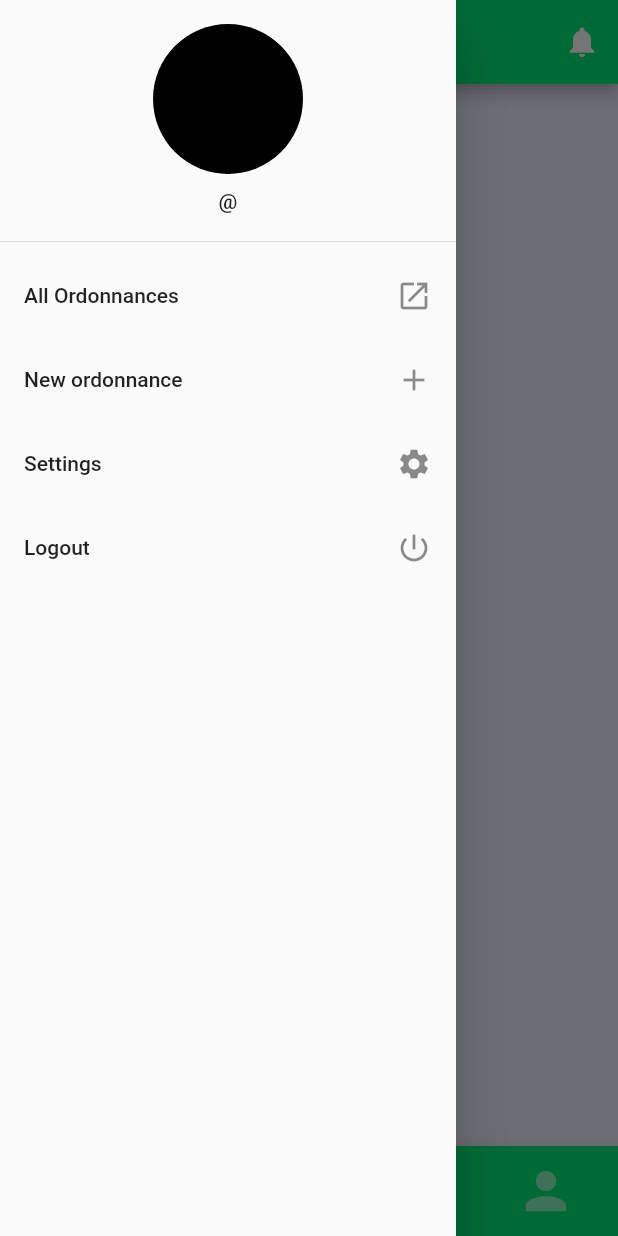
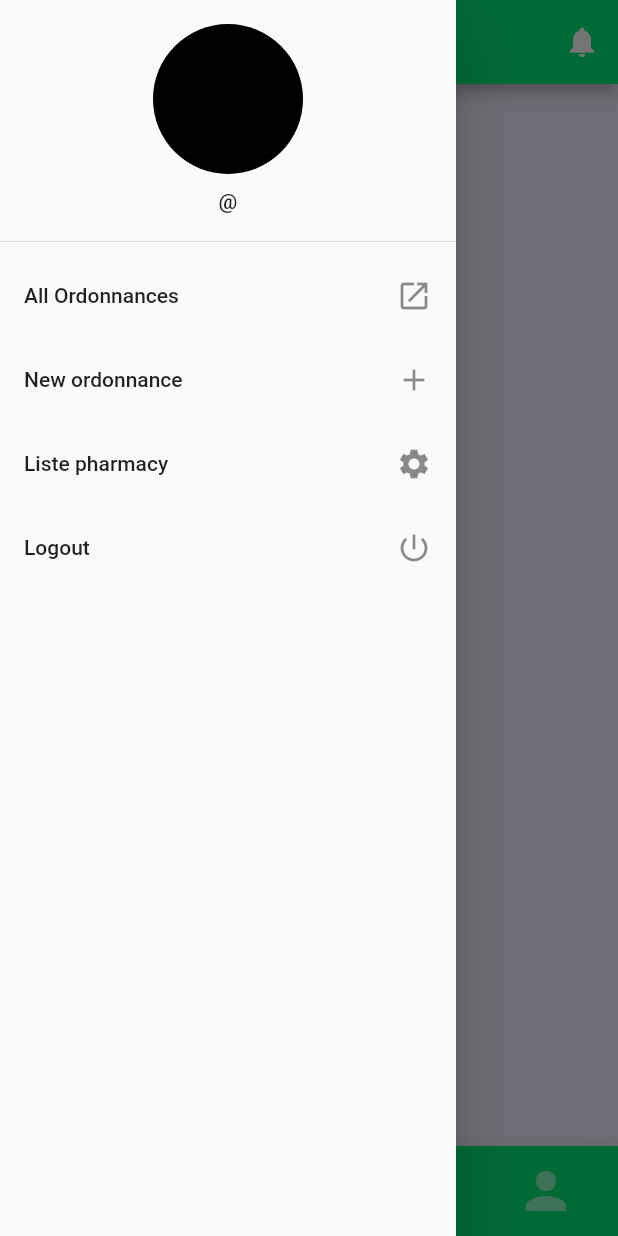
Before and after one commit to asmanaimi/patientapp, a Flutter app: the HomePage screen opened directly, with the side drawer open, on a phone screen of 412 x 824 dp. Run offline on Flutter 3.47's test engine with Material 2 defaults, Android fonts, the phone set to English and light mode, and no system bars; our stand-ins replace flutter_secure_storage, image_picker, logger; accounts and stored records are empty; generated files the repository leaves out were written again; network calls fail.

Commit message:
get list pharmacy

```diff
--- a/lib/NetworkHandler.dart
+++ b/lib/NetworkHandler.dart
@@ -1,4 +1,5 @@
 import 'dart:convert';
+
 
 import 'package:flutter/cupertino.dart';
 import 'package:flutter_secure_storage/flutter_secure_storage.dart';
@@ -6,9 +7,10 @@ import 'package:http/http.dart' as http;
 import 'package:logger/logger.dart';
 
 class NetworkHandler {
-  String baseurl = "http://172.16.21.246:3000";
+  String baseurl = "http://192.168.1.4:3000";
   var log = Logger();
   FlutterSecureStorage storage = FlutterSecureStorage();
+
   Future get(String url) async {
     String token = await storage.read(key: "token");
     url = formater(url);
@@ -92,4 +94,30 @@ class NetworkHandler {
     String url = formater("/uploads//$imageName.jpg");
     return NetworkImage(url);
   }
+
+Future<http.Response> delete(String url, var body) async {
+    String token = await storage.read(key: "token");
+    url = formater(url);
+    log.d(body);
+    var response = await http.delete(
+      url,
+      headers: {
+        "Content-type": "application/json",
+        "Authorization": "Bearer $token"
+      },
+    );
+    return response;
+  }
+/*Future<List<Pharmacy>> getCases() async {
+    Response res = await get("/admins/listpha");
+
+    if (res.statusCode == 200) {
+      List<dynamic> body = jsonDecode(res.body);
+      List<Pharmacy> cases = body.map((String,dynamic) => Pharmacy.fromJson(item)).toList();
+      return cases;
+    } else {
+      throw "Failed to load cases list";
+    }
+  }*/
+
 }
--- a/lib/models/AddOrdoModel.dart
+++ b/lib/models/AddOrdoModel.dart
@@ -1,4 +1,3 @@
-
 import 'package:json_annotation/json_annotation.dart';
 part 'AddOrdoModel.g.dart';
 @JsonSerializable()
@@ -8,14 +7,20 @@ class AddOrdoModel{
 String email;
   String medecin;
   String priseencharge;
+  String listp;
 String coverImage;
+@JsonKey(name: "_id")
+  String id;
   AddOrdoModel(
       {
         this.medecin,
       this.email,
       this.priseencharge,
+           this.id,
 
-      this.coverImage, String selectedType,
+     this.listp,
+      this.coverImage,
+//       String selectedType,
     });
  factory AddOrdoModel.fromJson(Map<String, dynamic> json) =>
       _$AddOrdoModelFromJson(json);
--- /dev/null
+++ b/lib/models/Pharmacy.dart
@@ -0,0 +1,16 @@
+
+import 'package:json_annotation/json_annotation.dart';
+part 'Pharmacy.g.dart';
+@JsonSerializable()
+
+class Pharmacy{
+
+  String id;
+  String adress;
+  String namepharma;
+Pharmacy({this.id, this.adress,this.namepharma});
+
+ factory Pharmacy.fromJson(Map<String, dynamic> json) =>
+      _$PharmacyFromJson(json);
+  Map<String, dynamic> toJson() => _$PharmacyToJson(this);
+}
--- /dev/null
+++ b/lib/models/globalmodel.dart
@@ -0,0 +1,17 @@
+import 'package:json_annotation/json_annotation.dart';
+import 'package:patientapp/models/AddOrdoModel.dart';
+part 'globalmodel.g.dart';
+@JsonSerializable()
+
+// ignore: camel_case_types
+class globalmodel{
+
+List<AddOrdoModel> data;
+  globalmodel(
+      {
+     this.data
+    });
+ factory globalmodel.fromJson(Map<String, dynamic> json) =>
+      _$globalmodelFromJson(json);
+  Map<String, dynamic> toJson() => _$globalmodelToJson(this);
+}
--- a/lib/pages/ForgotPassword.dart
+++ b/lib/pages/ForgotPassword.dart
@@ -117,8 +117,8 @@ class _ForgotPasswordPageState extends State<ForgotPasswordPage> {
               elevation: 2.0,
               borderRadius: BorderRadius.all(Radius.circular(30)),
               child: TextFormField(
-                onChanged: (String value){},
-                cursorColor: Colors.deepOrange,
+               // onChanged: (String value){},
+                //cursorColor: Colors.deepOrange,
               controller: _passwordController,
            validator: (value) {
               if (value.isEmpty) return "Password can't be empty";
--- a/lib/pages/HomePage.dart
+++ b/lib/pages/HomePage.dart
@@ -6,7 +6,6 @@ import 'package:patientapp/pages/HomeScreen.dart';
 import 'package:patientapp/pages/SignInPage.dart';
 import 'package:patientapp/pages/addordonnance.dart';
 import 'package:patientapp/profile/ProfileScreen.dart';
-
 
 
 class HomePage extends StatefulWidget {
@@ -34,7 +33,7 @@ int currentState = 0;
 
   @override
   void initState() {
-    // TODO: implement initState
+
     super.initState();
     checkProfile();
   }
@@ -93,9 +92,18 @@ int currentState = 0;
               onTap: () {},
             ),
             ListTile(
-              title: Text("Settings"),
+              title: Text("Liste pharmacy"),
               trailing: Icon(Icons.settings),
-              onTap: () {},
+              onTap: () {
+             /*   Navigator.of(context).pushAndRemoveUntil(
+                            MaterialPageRoute(builder: (context) =>ListePharmacypage(
+  //url: "/admins/listpha",
+
+              ),),
+                            (route) => false);
+                 */
+
+              },
             ),
            /* ListTile(
               title: Text("Feedback"),
--- a/lib/pages/HomeScreen.dart
+++ b/lib/pages/HomeScreen.dart
@@ -1,5 +1,8 @@
 
 import 'package:flutter/material.dart';
+import 'package:patientapp/pages/ordonnances.dart';
+
+
 
 class HomeScreen extends StatefulWidget {
   HomeScreen({Key key}) : super(key: key);
@@ -14,10 +17,13 @@ class _HomeScreenState extends State<HomeScreen> {
     return Scaffold(
       backgroundColor: Color(0xffEEEEFF),
       body:
-       Text(
-            "Welcome",
+      SingleChildScrollView(
+       child: Ordonnances(
+  url: "/ordonnances/getownordonnances",
 
-            ),
+              ),
+      ),
+
     );
   }
 }
--- a/lib/pages/editprofile.dart
+++ b/lib/pages/editprofile.dart
@@ -1,5 +1,4 @@
 
-import 'dart:convert';
 import 'dart:io';
 
 import 'package:flutter/material.dart';
@@ -25,7 +24,7 @@ class _EditProfileState extends State<EditProfile> {
   bool circular = false;
   PickedFile _imageFile;
   final _globalkey = GlobalKey<FormState>();
- //   String email = '';
+    String email = '';
   TextEditingController _username ;
   TextEditingController _tel ;
   TextEditingController _adress ;
@@ -34,7 +33,7 @@ class _EditProfileState extends State<EditProfile> {
     @override
   void initState() {
     super.initState();
-//email = widget.profilemodel.email;
+email = widget.profilemodel.email;
 
  _username =
 new TextEditingController(text: widget.profilemodel.username);
--- /dev/null
+++ b/lib/pages/ordonnances.dart
@@ -0,0 +1,127 @@
+
+import 'package:flutter/material.dart';
+import 'package:patientapp/NetworkHandler.dart';
+import 'package:patientapp/models/AddOrdoModel.dart';
+import 'package:patientapp/models/globalmodel.dart';
+import 'package:patientapp/pages/OrdoCard.dart';
+
+
+
+class Ordonnances extends StatefulWidget {
+  Ordonnances({Key key, this.url}) : super(key: key);
+  final String url;
+
+
+  @override
+  _OrdonnancesState createState() => _OrdonnancesState();
+}
+
+class _OrdonnancesState extends State<Ordonnances> {
+  NetworkHandler networkHandler = NetworkHandler();
+
+globalmodel globalModel = globalmodel();
+  List<AddOrdoModel> data = [];
+  @override
+  void initState() {
+    // TODO: implement initState
+    super.initState();
+    fetchData();
+  }
+ void fetchData() async {
+    var response = await networkHandler.get(widget.url);
+    globalModel  = globalmodel.fromJson(response);
+    setState(() {
+      data = globalModel.data;
+    }
+    );
+  }
+
+
+  @override
+  Widget build(BuildContext context) {
+   Future<void> _confirmDialog() async {
+    return showDialog<void>(
+      context: context,
+      barrierDismissible: false, // user must tap button!
+      builder: (BuildContext context) {
+        return AlertDialog(
+          title: Text('Warning!'),
+          content: SingleChildScrollView(
+            child: ListBody(
+              children: <Widget>[
+                Text('Are you sure want delete this item?'),
+              ],
+            ),
+          ),
+          actions: <Widget>[
+            FlatButton(
+              child: Text('Yes'),
+              onPressed: () {
+                AddOrdoModel addOrdoModel = AddOrdoModel();
+
+
+        networkHandler.delete(
+              "/ordonnances/delete/${addOrdoModel.id}",addOrdoModel);
+                Navigator.popUntil(context, ModalRoute.withName(Navigator.defaultRouteName));
+              },
+            ),
+            FlatButton(
+              child: const Text('No'),
+              onPressed: () {
+                Navigator.of(context).pop();
+              },
+            ),
+          ],
+        );
+      },
+    );
+  }
+    return data.length > 0
+        ? Column(
+            children: data
+                .map((item) => Column(
+                      children: <Widget>[
+                        InkWell(
+
+                          onTap: () {
+                          },
+
+                          child: OrdoCard(
+                            addOrdoModel: item,
+                            networkHandler: networkHandler,
+                          ),
+
+
+                        ),
+
+                        SizedBox(
+                          height: 0,
+                        ),
+               /*Center(
+                child: IconButton(
+                icon: Icon(Icons.delete),
+
+
+                onPressed: () {
+               _confirmDialog();
+             //  _onDelete();
+                },
+
+
+
+                color: Color(0xFF27313B),
+                  iconSize: 30,
+                   padding:EdgeInsets.only(bottom:50)
+
+            ),
+               ),*/
+                     ],
+                    ))
+                .toList(),
+          )
+        : Center(
+            child: Text("We don't have any ordo"),
+          );
+  }
+
+}
--- a/lib/profile/MainProfile.dart
+++ b/lib/profile/MainProfile.dart
@@ -3,6 +3,7 @@ import 'package:flutter/material.dart';
 import 'package:patientapp/NetworkHandler.dart';
 import 'package:patientapp/models/profileModel.dart';
 import 'package:patientapp/pages/editprofile.dart';
+import 'package:patientapp/pages/ordonnances.dart';
 
 class MainProfile extends StatefulWidget {
   MainProfile({Key key}) : super(key: key);
@@ -93,7 +94,10 @@ class _MainProfileState extends State<MainProfile> {
                 SizedBox(
                   height: 20,
                 ),
+              /*Ordonnances(
+  url: "/ordonnances/getownordonnances",
 
+              ),*/
               ],
             ),
     );
```
Also changed, not shown: lib/models/ListPharmacy.dart (added, +18 -0 lines), lib/pages/OrdoCard.dart (added, +139 -0 lines), lib/pages/addordonnance.dart (+61 -2 lines), pubspec.yaml (+6 -1 lines), lib/models/AddOrdoModel.g.dart, lib/models/ListPharmacy.g.dart (added), lib/models/Pharmacy.g.dart (added), lib/models/globalmodel.g.dart (added), pubspec.lock, 2 other files.
